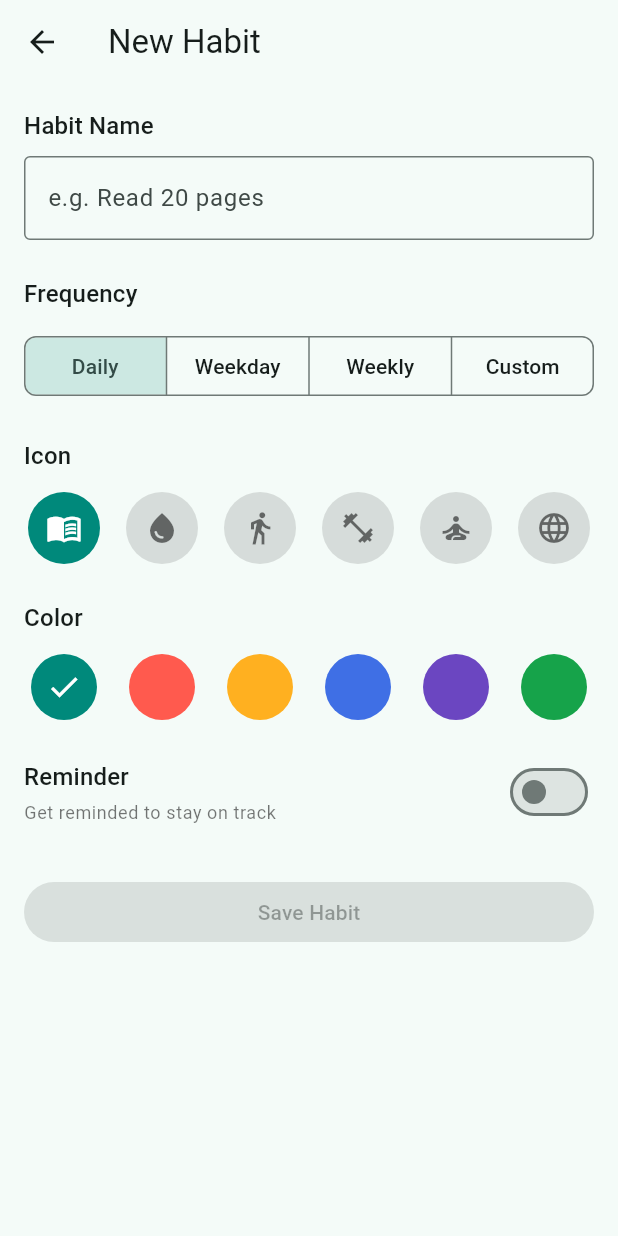
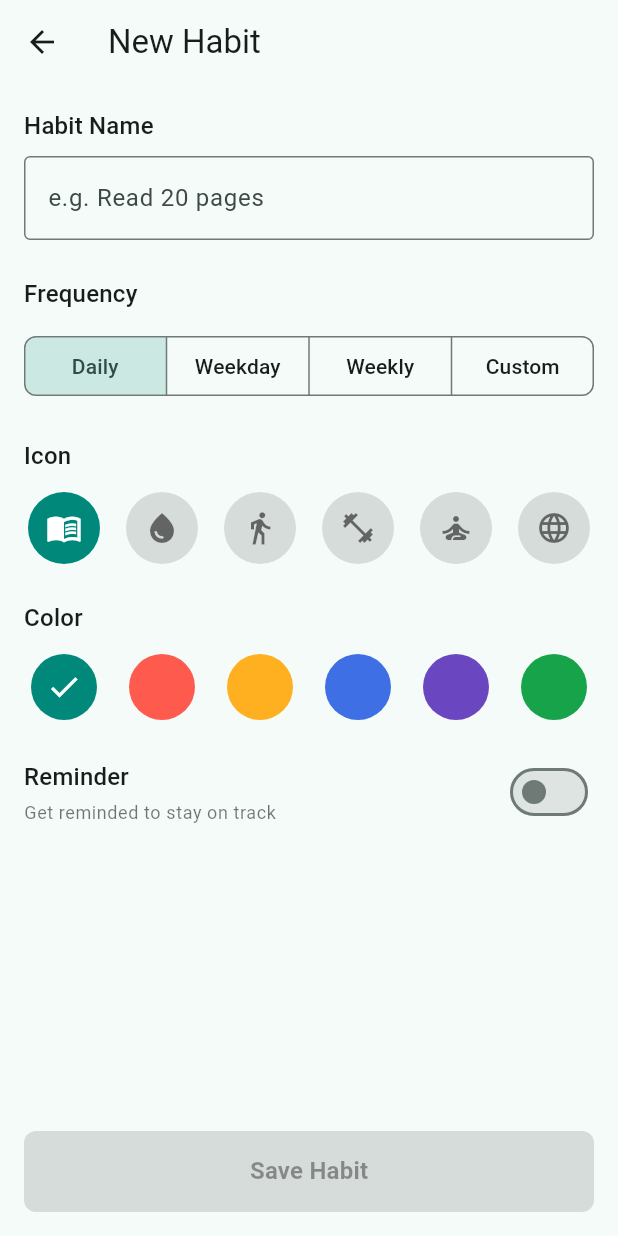
Before and after one commit to VoTrieu/personal_habit, a Flutter app: the NewHabitScreen screen opened directly, on a phone screen of 412 x 824 dp. Run offline on Flutter 3.47's test engine with Material 3 defaults, Android fonts, the phone set to English and light mode, and no system bars.

Commit message:
Added frequency, reminderEnabled, ReminderTime to habits

```diff
--- a/lib/features/new_habit/new_habit_screen.dart
+++ b/lib/features/new_habit/new_habit_screen.dart
@@ -43,9 +43,16 @@ class _NewHabitScreenState extends State<NewHabitScreen> {
   void saveHabit() {
     if (!canSave) return;
     final name = controller.text.trim();
-    Navigator.of(
-      context,
-    ).pop(NewHabitResult(name: name, icon: selectedIcon, color: selectedColor));
+    Navigator.of(context).pop(
+      NewHabitResult(
+        name: name,
+        icon: selectedIcon,
+        color: selectedColor,
+        frequency: selectedFrequency,
+        reminderEnabled: reminderEnabled,
+        reminderTime: reminderTime,
+      ),
+    );
   }
 
   Future<void> pickReminderTime() async {
@@ -68,10 +75,16 @@ class _NewHabitScreenState extends State<NewHabitScreen> {
     return Scaffold(
       appBar: AppBar(title: const Text('New Habit')),
       body: SafeArea(
+        child: Column(
+          children: [
+            Expanded(
               child: ListView(
                 padding: const EdgeInsets.all(16),
                 children: [
-            Text("Habit Name", style: Theme.of(context).textTheme.titleMedium),
+                  Text(
+                    "Habit Name",
+                    style: Theme.of(context).textTheme.titleMedium,
+                  ),
                   const SizedBox(height: 8),
                   TextField(
                     controller: controller,
@@ -95,21 +108,46 @@ class _NewHabitScreenState extends State<NewHabitScreen> {
                   const SizedBox(height: 24),
                   HabitColors(
                     selectedColor: selectedColor,
-              onSelected: (color) => setState(() => selectedColor = color),
+                    onSelected: (color) =>
+                        setState(() => selectedColor = color),
                   ),
                   const SizedBox(height: 24),
                   HabitReminder(
                     isEnabled: reminderEnabled,
-              onChanged: (value) => setState(() => reminderEnabled = value),
+                    onChanged: (value) =>
+                        setState(() => reminderEnabled = value),
                   ),
                   if (reminderEnabled) ...[
                     const SizedBox(height: 16),
-              HabitReminderTime(timeLabel: reminderTimeLabel, onTap: pickReminderTime),
+                    HabitReminderTime(
+                      timeLabel: reminderTimeLabel,
+                      onTap: pickReminderTime,
+                    ),
                   ],
-            const SizedBox(height: 32),
-            FilledButton(
+                ],
+              ),
+            ),
+            Padding(
+              padding: const EdgeInsets.fromLTRB(16, 12, 16, 16),
+              child: SizedBox(
+                width: double.infinity,
+                height: 54,
+                child: FilledButton(
                   onPressed: canSave ? saveHabit : null,
+                  style: FilledButton.styleFrom(
+                    backgroundColor: const Color(0xFF00897B),
+                    foregroundColor: Colors.white,
+                    disabledBackgroundColor: Colors.black12,
+                    disabledForegroundColor: Colors.black38,
+                    shape: RoundedRectangleBorder(
+                      borderRadius: BorderRadius.circular(8),
+                    ),
+                    textStyle: Theme.of(context).textTheme.titleMedium
+                        ?.copyWith(fontWeight: FontWeight.w700),
+                  ),
                   child: const Text('Save Habit'),
+                ),
+              ),
             ),
           ],
         ),
--- a/lib/features/today/today_screen.dart
+++ b/lib/features/today/today_screen.dart
@@ -75,6 +75,9 @@ class _TodayScreenState extends State<TodayScreen> {
           streak: 0,
           isCompletedToday: false,
           color: result.color,
+          frequency: result.frequency,
+          reminderEnabled: result.reminderEnabled,
+          reminderTime: result.reminderTime,
         ),
       ];
     });
--- a/lib/models/habit.dart
+++ b/lib/models/habit.dart
@@ -7,6 +7,10 @@ class Habit {
   final bool isCompletedToday;
   final int streak;
   final Color color;
+  final String frequency;
+  final bool reminderEnabled;
+  final TimeOfDay reminderTime;
+
 
   const Habit({
     required this.id,
@@ -15,6 +19,9 @@ class Habit {
     required this.isCompletedToday,
     required this.streak,
     required this.color,
+    required this.frequency,
+    required this.reminderEnabled,
+    required this.reminderTime,
   });
 
   Habit copyWith({
@@ -24,6 +31,9 @@ class Habit {
     bool? isCompletedToday,
     int? streak,
     Color? color,
+    String? frequency,
+    bool? reminderEnabled,
+    TimeOfDay? reminderTime,
   }) {
     return Habit(
       id: id ?? this.id,
@@ -32,6 +42,9 @@ class Habit {
       isCompletedToday: isCompletedToday ?? this.isCompletedToday,
       streak: streak ?? this.streak,
       color: color ?? this.color,
+      frequency: frequency ?? this.frequency,
+      reminderEnabled: reminderEnabled ?? this.reminderEnabled,
+      reminderTime: reminderTime ?? this.reminderTime,
     );
   }
 }
--- a/lib/models/new_habit_result.dart
+++ b/lib/models/new_habit_result.dart
@@ -4,10 +4,16 @@ class NewHabitResult {
   final String name;
   final IconData icon;
   final Color color;
+  final String frequency;
+  final bool reminderEnabled;
+  final TimeOfDay reminderTime;
 
   const NewHabitResult({
     required this.name,
     required this.icon,
     required this.color,
+    required this.frequency,
+    required this.reminderEnabled,
+    required this.reminderTime,
   });
 }
```
Also changed, not shown: lib/data/sample_habits.dart (+9 -0 lines). Lines whose indentation alone changed are shown as unchanged.
